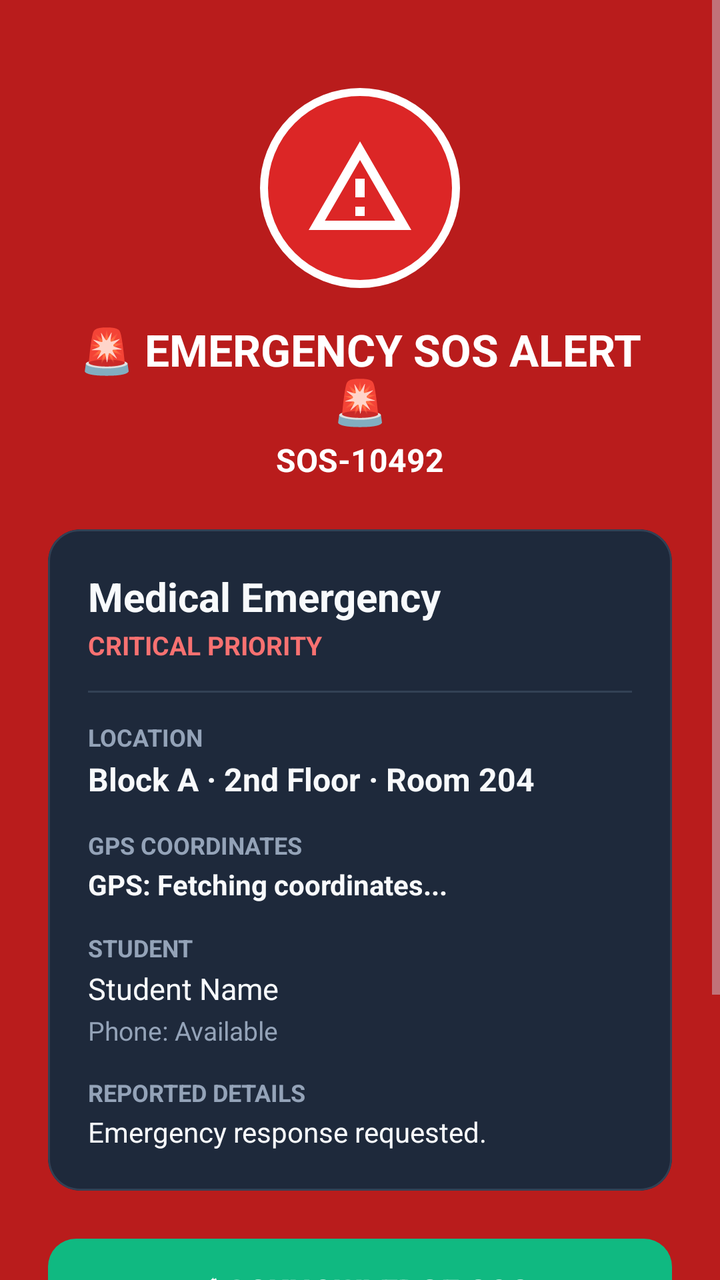
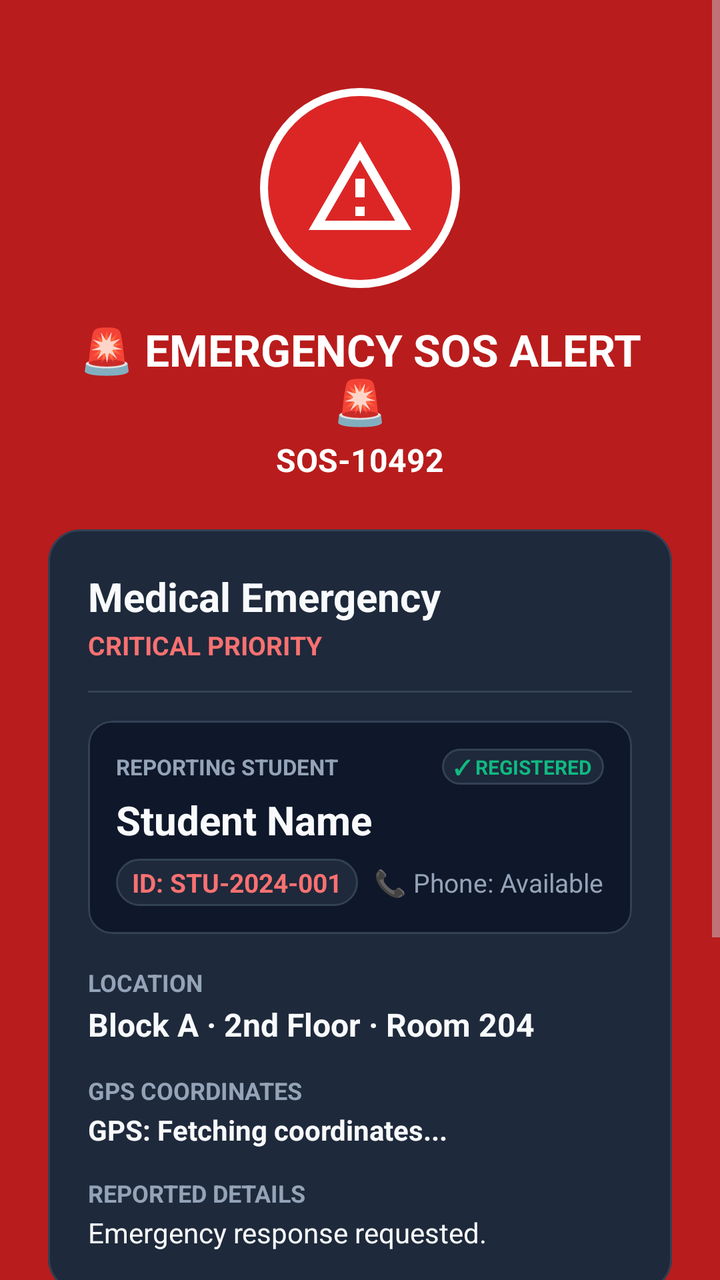

Screens rendered from an Android XML layout before and after an edit, with the pre-edit source and the edit as a unified diff.
<!-- AndroidManifest.xml: application theme Theme.EmergencySosResponder -->
<!-- res/layout/activity_incident_alert.xml -->
<?xml version="1.0" encoding="utf-8"?>
<ScrollView xmlns:android="http://schemas.android.com/apk/res/android"
    xmlns:app="http://schemas.android.com/apk/res-auto"
    android:layout_width="match_parent"
    android:layout_height="match_parent"
    android:fillViewport="true"
    android:background="@color/alarm_red">

    <LinearLayout
        android:layout_width="match_parent"
        android:layout_height="wrap_content"
        android:orientation="vertical"
        android:padding="24dp"
        android:gravity="center_horizontal">

        
        <FrameLayout
            android:layout_width="100dp"
            android:layout_height="100dp"
            android:layout_marginTop="20dp"
            android:background="@drawable/bg_pulse_alert">

            <ImageView
                android:layout_width="56dp"
                android:layout_height="56dp"
                android:layout_gravity="center"
                android:src="@drawable/ic_stat_sos"
                app:tint="@color/white"
                android:contentDescription="Emergency Alarm" />
        </FrameLayout>

        <TextView
            android:layout_width="wrap_content"
            android:layout_height="wrap_content"
            android:text="🚨 EMERGENCY SOS ALERT 🚨"
            android:textColor="@color/white"
            android:textSize="22sp"
            android:textStyle="bold"
            android:layout_marginTop="16dp"
            android:gravity="center" />

        <TextView
            android:id="@+id/tvAlertId"
            android:layout_width="wrap_content"
            android:layout_height="wrap_content"
            android:text="SOS-10492"
            android:textColor="@color/white"
            android:textSize="16sp"
            android:textStyle="bold"
            android:layout_marginTop="4dp" />

        
        <com.google.android.material.card.MaterialCardView
            android:layout_width="match_parent"
            android:layout_height="wrap_content"
            android:layout_marginTop="24dp"
            app:cardBackgroundColor="@color/surface"
            app:cardCornerRadius="16dp"
            app:strokeColor="@color/surface_variant"
            app:strokeWidth="1dp">

            <LinearLayout
                android:layout_width="match_parent"
                android:layout_height="wrap_content"
                android:orientation="vertical"
                android:padding="20dp">

                <TextView
                    android:id="@+id/tvCategory"
                    android:layout_width="wrap_content"
                    android:layout_height="wrap_content"
                    android:text="Medical Emergency"
                    android:textColor="@color/text_primary"
                    android:textSize="20sp"
                    android:textStyle="bold" />

                <TextView
                    android:id="@+id/tvPriority"
                    android:layout_width="wrap_content"
                    android:layout_height="wrap_content"
                    android:text="CRITICAL PRIORITY"
                    android:textColor="@color/primary_light"
                    android:textSize="13sp"
                    android:textStyle="bold"
                    android:layout_marginTop="2dp" />

                <View
                    android:layout_width="match_parent"
                    android:layout_height="1dp"
                    android:background="@color/surface_variant"
                    android:layout_marginVertical="14dp" />

                
                <TextView
                    android:layout_width="wrap_content"
                    android:layout_height="wrap_content"
                    android:text="LOCATION"
                    android:textColor="@color/text_secondary"
                    android:textSize="12sp"
                    android:textStyle="bold" />

                <TextView
                    android:id="@+id/tvLocation"
                    android:layout_width="wrap_content"
                    android:layout_height="wrap_content"
                    android:text="Block A · 2nd Floor · Room 204"
                    android:textColor="@color/text_primary"
                    android:textSize="16sp"
                    android:textStyle="bold"
                    android:layout_marginTop="2dp" />

                
                <TextView
                    android:layout_width="wrap_content"
                    android:layout_height="wrap_content"
                    android:text="GPS COORDINATES"
                    android:textColor="@color/text_secondary"
                    android:textSize="12sp"
                    android:textStyle="bold"
                    android:layout_marginTop="14dp" />

                <TextView
                    android:id="@+id/tvGpsCoordinates"
                    android:layout_width="wrap_content"
                    android:layout_height="wrap_content"
                    android:text="GPS: Fetching coordinates..."
                    android:textColor="@color/text_primary"
                    android:textSize="14sp"
                    android:textStyle="bold"
                    android:layout_marginTop="2dp" />

                
                <TextView
                    android:layout_width="wrap_content"
                    android:layout_height="wrap_content"
                    android:text="STUDENT"
                    android:textColor="@color/text_secondary"
                    android:textSize="12sp"
                    android:textStyle="bold"
                    android:layout_marginTop="14dp" />

                <TextView
                    android:id="@+id/tvStudent"
                    android:layout_width="wrap_content"
                    android:layout_height="wrap_content"
                    android:text="Student Name"
                    android:textColor="@color/text_primary"
                    android:textSize="15sp"
                    android:layout_marginTop="2dp" />

                <TextView
                    android:id="@+id/tvStudentPhone"
                    android:layout_width="wrap_content"
                    android:layout_height="wrap_content"
                    android:text="Phone: Available"
                    android:textColor="@color/text_secondary"
                    android:textSize="13sp"
                    android:layout_marginTop="2dp" />

                
                <TextView
                    android:layout_width="wrap_content"
                    android:layout_height="wrap_content"
                    android:text="REPORTED DETAILS"
                    android:textColor="@color/text_secondary"
                    android:textSize="12sp"
                    android:textStyle="bold"
                    android:layout_marginTop="14dp" />

                <TextView
                    android:id="@+id/tvDescription"
                    android:layout_width="wrap_content"
                    android:layout_height="wrap_content"
                    android:text="Emergency response requested."
                    android:textColor="@color/text_primary"
                    android:textSize="14sp"
                    android:layout_marginTop="2dp" />

            </LinearLayout>
        </com.google.android.material.card.MaterialCardView>

        
        <com.google.android.material.button.MaterialButton
            android:id="@+id/btnAcknowledgeAlert"
            android:layout_width="match_parent"
            android:layout_height="60dp"
            android:text="✓ ACKNOWLEDGE SOS"
            android:textColor="@color/white"
            android:textSize="16sp"
            android:textStyle="bold"
            android:layout_marginTop="20dp"
            app:backgroundTint="@color/success"
            app:cornerRadius="14dp" />

        
        <LinearLayout
            android:layout_width="match_parent"
            android:layout_height="wrap_content"
            android:orientation="horizontal"
            android:layout_marginTop="12dp">

            <com.google.android.material.button.MaterialButton
                android:id="@+id/btnCallStudent"
                android:layout_width="0dp"
                android:layout_height="54dp"
                android:layout_weight="1"
                android:text="📞 CALL STUDENT"
                android:textColor="@color/white"
                android:textSize="13sp"
                android:textStyle="bold"
                app:backgroundTint="#2563EB"
                app:cornerRadius="12dp" />

            <Space
                android:layout_width="10dp"
                android:layout_height="wrap_content" />

            <com.google.android.material.button.MaterialButton
                android:id="@+id/btnViewLocation"
                android:layout_width="0dp"
                android:layout_height="54dp"
                android:layout_weight="1"
                android:text="📍 VIEW LOCATION"
                android:textColor="@color/white"
                android:textSize="13sp"
                android:textStyle="bold"
                app:backgroundTint="#059669"
                app:cornerRadius="12dp" />
        </LinearLayout>

        
        <LinearLayout
            android:layout_width="match_parent"
            android:layout_height="wrap_content"
            android:orientation="horizontal"
            android:layout_marginTop="10dp">

            <com.google.android.material.button.MaterialButton
                android:id="@+id/btnSilenceSiren"
                android:layout_width="0dp"
                android:layout_height="48dp"
                android:layout_weight="1"
                android:text="🔇 SILENCE SIREN"
                android:textColor="@color/white"
                android:textSize="13sp"
                app:backgroundTint="@color/alarm_pulse"
                app:cornerRadius="10dp" />

            <Space
                android:layout_width="10dp"
                android:layout_height="wrap_content" />

            <com.google.android.material.button.MaterialButton
                android:id="@+id/btnDismiss"
                android:layout_width="0dp"
                android:layout_height="48dp"
                android:layout_weight="1"
                android:text="DASHBOARD"
                android:textColor="@color/white"
                android:textSize="13sp"
                style="@style/Widget.MaterialComponents.Button.OutlinedButton"
                app:strokeColor="@color/white"
                app:cornerRadius="10dp" />
        </LinearLayout>

    </LinearLayout>
</ScrollView>
<!-- resources referenced by this layout -->
<resources>
  <color name="alarm_pulse">#7F1D1D</color>
  <color name="alarm_red">#B91C1C</color>
  <color name="primary_light">#F87171</color>
  <color name="success">#10B981</color>
  <color name="surface">#1E293B</color>
  <color name="surface_variant">#334155</color>
  <color name="text_primary">#F8FAFC</color>
  <color name="text_secondary">#94A3B8</color>
  <color name="white">#FFFFFF</color>
  <!-- drawable bg_pulse_alert (drawable) -->
  <?xml version="1.0" encoding="utf-8"?>
  <shape xmlns:android="http://schemas.android.com/apk/res/android"
      android:shape="oval">
      <solid android:color="@color/primary" />
      <stroke
          android:width="4dp"
          android:color="@color/white" />
  </shape>
  <!-- drawable ic_stat_sos (drawable) -->
  <vector xmlns:android="http://schemas.android.com/apk/res/android"
      android:width="24dp"
      android:height="24dp"
      android:viewportWidth="24"
      android:viewportHeight="24">
    <path
        android:fillColor="#FFFFFFFF"
        android:pathData="M12,2L1,21h22L12,2zM12,6l7.53,13H4.47L12,6zM11,10v4h2v-4h-2zM11,16v2h2v-2h-2z"/>
  </vector>
  <style name="Theme.EmergencySosResponder" parent="Theme.Material3.Dark.NoActionBar">
          <item name="colorPrimary">@color/primary</item>
          <item name="colorOnPrimary">@color/white</item>
          <item name="colorSecondary">@color/accent</item>
          <item name="android:statusBarColor">@color/background</item>
          <item name="android:navigationBarColor">@color/background</item>
          <item name="android:windowBackground">@color/background</item>
      </style>
  <color name="primary">#DC2626</color>
  <color name="accent">#EA580C</color>
  <color name="background">#0F172A</color>
</resources>

<!-- the commit's change to res/layout/activity_incident_alert.xml (unified diff, before → after) -->
@@ -91,13 +91,106 @@
                     android:layout_marginVertical="14dp" />
 
                 
+                <com.google.android.material.card.MaterialCardView
+                    android:id="@+id/cardStudentIdentity"
+                    android:layout_width="match_parent"
+                    android:layout_height="wrap_content"
+                    app:cardBackgroundColor="@color/background"
+                    app:cardCornerRadius="12dp"
+                    app:strokeColor="@color/surface_variant"
+                    app:strokeWidth="1dp">
+
+                    <LinearLayout
+                        android:layout_width="match_parent"
+                        android:layout_height="wrap_content"
+                        android:orientation="vertical"
+                        android:padding="14dp">
+
+                        <LinearLayout
+                            android:layout_width="match_parent"
+                            android:layout_height="wrap_content"
+                            android:orientation="horizontal"
+                            android:gravity="center_vertical">
+
+                            <TextView
+                                android:layout_width="0dp"
+                                android:layout_height="wrap_content"
+                                android:layout_weight="1"
+                                android:text="REPORTING STUDENT"
+                                android:textColor="@color/text_secondary"
+                                android:textSize="11sp"
+                                android:textStyle="bold" />
+
+                            <TextView
+                                android:layout_width="wrap_content"
+                                android:layout_height="wrap_content"
+                                android:text="✓ REGISTERED"
+                                android:textColor="@color/success"
+                                android:textSize="10sp"
+                                android:textStyle="bold"
+                                android:background="@drawable/bg_card"
+                                android:paddingHorizontal="6dp"
+                                android:paddingVertical="2dp" />
+                        </LinearLayout>
+
+                        <TextView
+                            android:id="@+id/tvStudentName"
+                            android:layout_width="wrap_content"
+                            android:layout_height="wrap_content"
+                            android:text="Student Name"
+                            android:textColor="@color/text_primary"
+                            android:textSize="20sp"
+                            android:textStyle="bold"
+                            android:layout_marginTop="4dp" />
+
+                        <LinearLayout
+                            android:layout_width="match_parent"
+                            android:layout_height="wrap_content"
+                            android:orientation="horizontal"
+                            android:gravity="center_vertical"
+                            android:layout_marginTop="6dp">
+
+                            <TextView
+                                android:id="@+id/tvStudentIdBadge"
+                                android:layout_width="wrap_content"
+                                android:layout_height="wrap_content"
+                                android:text="ID: STU-2024-001"
+                                android:textColor="@color/primary_light"
+                                android:textSize="13sp"
+                                android:textStyle="bold"
+                                android:background="@drawable/bg_card"
+                                android:paddingHorizontal="8dp"
+                                android:paddingVertical="3dp" />
+
+                            <TextView
+                                android:id="@+id/tvStudentPhone"
+                                android:layout_width="wrap_content"
+                                android:layout_height="wrap_content"
+                                android:text="📞 Phone: Available"
+                                android:textColor="@color/text_secondary"
+                                android:textSize="13sp"
+                                android:layout_marginStart="8dp" />
+                        </LinearLayout>
+
+                        
+                        <TextView
+                            android:id="@+id/tvStudent"
+                            android:layout_width="0dp"
+                            android:layout_height="0dp"
+                            android:visibility="gone" />
+
+                    </LinearLayout>
+                </com.google.android.material.card.MaterialCardView>
+
+                
                 <TextView
                     android:layout_width="wrap_content"
                     android:layout_height="wrap_content"
                     android:text="LOCATION"
                     android:textColor="@color/text_secondary"
                     android:textSize="12sp"
-                    android:textStyle="bold" />
+                    android:textStyle="bold"
+                    android:layout_marginTop="16dp" />
 
                 <TextView
                     android:id="@+id/tvLocation"
@@ -127,34 +220,6 @@
                     android:textColor="@color/text_primary"
                     android:textSize="14sp"
                     android:textStyle="bold"
-                    android:layout_marginTop="2dp" />
-
-                
-                <TextView
-                    android:layout_width="wrap_content"
-                    android:layout_height="wrap_content"
-                    android:text="STUDENT"
-                    android:textColor="@color/text_secondary"
-                    android:textSize="12sp"
-                    android:textStyle="bold"
-                    android:layout_marginTop="14dp" />
-
-                <TextView
-                    android:id="@+id/tvStudent"
-                    android:layout_width="wrap_content"
-                    android:layout_height="wrap_content"
-                    android:text="Student Name"
-                    android:textColor="@color/text_primary"
-                    android:textSize="15sp"
-                    android:layout_marginTop="2dp" />
-
-                <TextView
-                    android:id="@+id/tvStudentPhone"
-                    android:layout_width="wrap_content"
-                    android:layout_height="wrap_content"
-                    android:text="Phone: Available"
-                    android:textColor="@color/text_secondary"
-                    android:textSize="13sp"
                     android:layout_marginTop="2dp" />
 
                 
<!-- resource entries referenced after the edit -->
@@ -2,6 +2,7 @@
 <resources>
   <color name="alarm_pulse">#7F1D1D</color>
   <color name="alarm_red">#B91C1C</color>
+  <color name="background">#0F172A</color>
   <color name="primary_light">#F87171</color>
   <color name="success">#10B981</color>
   <color name="surface">#1E293B</color>
@@ -9,6 +10,16 @@
   <color name="text_primary">#F8FAFC</color>
   <color name="text_secondary">#94A3B8</color>
   <color name="white">#FFFFFF</color>
+  <!-- drawable bg_card (drawable) -->
+  <?xml version="1.0" encoding="utf-8"?>
+  <shape xmlns:android="http://schemas.android.com/apk/res/android"
+      android:shape="rectangle">
+      <solid android:color="@color/surface" />
+      <corners android:radius="14dp" />
+      <stroke
+          android:width="1dp"
+          android:color="@color/surface_variant" />
+  </shape>
   <!-- drawable bg_pulse_alert (drawable) -->
   <?xml version="1.0" encoding="utf-8"?>
   <shape xmlns:android="http://schemas.android.com/apk/res/android"
@@ -38,6 +49,5 @@
       </style>
   <color name="primary">#DC2626</color>
   <color name="accent">#EA580C</color>
-  <color name="background">#0F172A</color>
 </resources>
 
